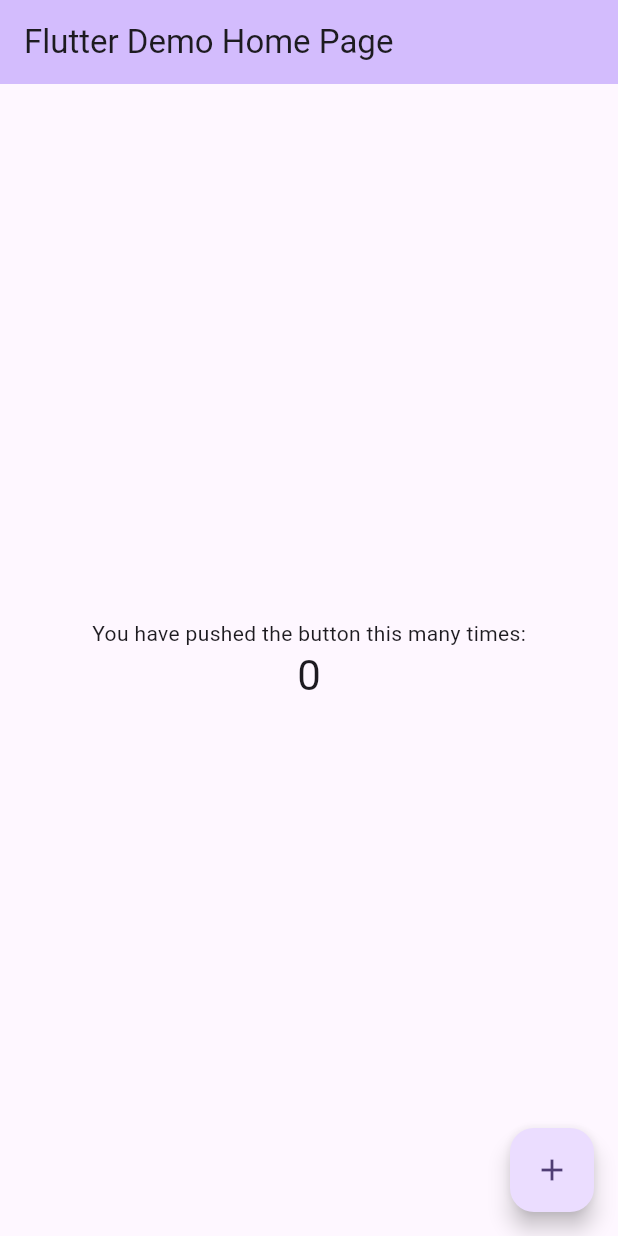
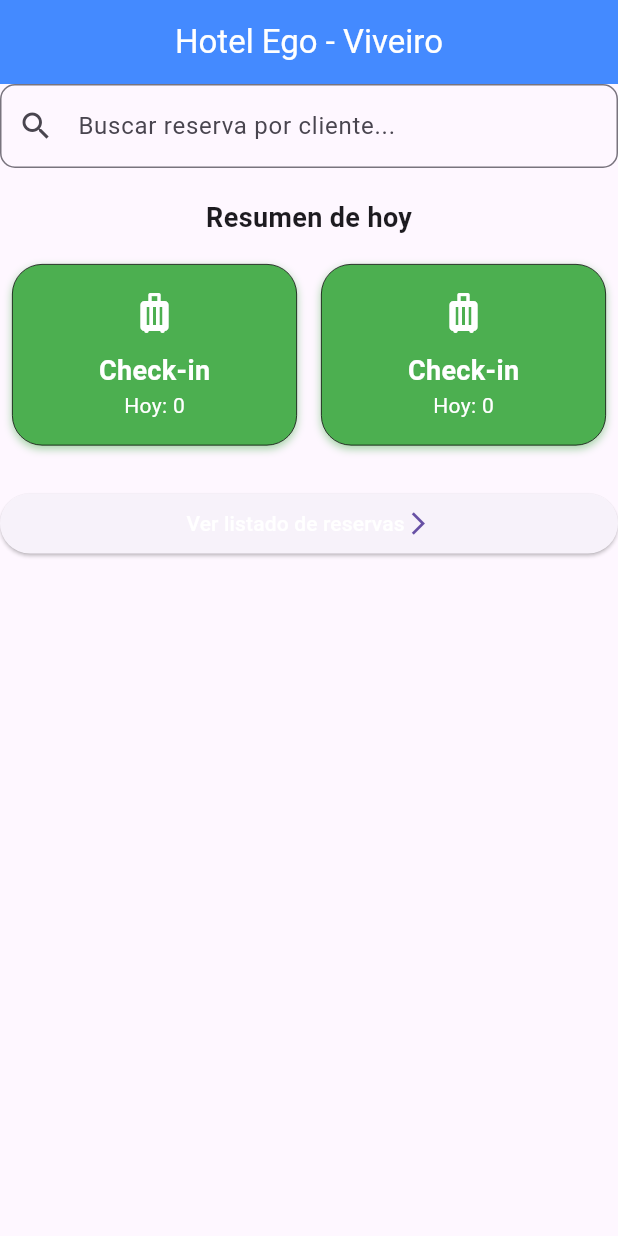
Before and after one commit to NoeliaFreire/Flutter-Gestion-Reservas, a Flutter app: the screen it shows after launch, on a phone screen of 412 x 824 dp. Run offline on Flutter 3.47's test engine with Material 3 defaults, Android fonts, the light colour scheme and no system bars.

Commit message:
Widgets terminados, pantalla principal v.1 y errores corregidos

```diff
--- /dev/null
+++ b/lib/app/main.dart
@@ -0,0 +1,19 @@
+import 'package:flutter/material.dart';
+import '../vista/pantalla/pantalla_principal.dart';
+
+void main() {
+  runApp(const MiAppHotel());
+}
+
+class MiAppHotel extends StatelessWidget {
+  const MiAppHotel({super.key});
+
+  @override
+  Widget build(BuildContext context) {
+    return MaterialApp(
+      debugShowCheckedModeBanner: false, // Quita la banda de "debug"
+      title: 'Gestión Reservas',
+      home: const PantallaPrincipal(), // Aquí es donde cargas tu pantalla
+    );
+  }
+}
--- a/lib/main.dart
+++ /dev/null
@@ -1,122 +0,0 @@
-import 'package:flutter/material.dart';
-
-void main() {
-  runApp(const MyApp());
-}
-
-class MyApp extends StatelessWidget {
-  const MyApp({super.key});
-
-  // This widget is the root of your application.
-  @override
-  Widget build(BuildContext context) {
-    return MaterialApp(
-      title: 'Flutter Demo',
-      theme: ThemeData(
-        // This is the theme of your application.
-        //
-        // TRY THIS: Try running your application with "flutter run". You'll see
-        // the application has a purple toolbar. Then, without quitting the app,
-        // try changing the seedColor in the colorScheme below to Colors.green
-        // and then invoke "hot reload" (save your changes or press the "hot
-        // reload" button in a Flutter-supported IDE, or press "r" if you used
-        // the command line to start the app).
-        //
-        // Notice that the counter didn't reset back to zero; the application
-        // state is not lost during the reload. To reset the state, use hot
-        // restart instead.
-        //
-        // This works for code too, not just values: Most code changes can be
-        // tested with just a hot reload.
-        colorScheme: .fromSeed(seedColor: Colors.deepPurple),
-      ),
-      home: const MyHomePage(title: 'Flutter Demo Home Page'),
-    );
-  }
-}
-
-class MyHomePage extends StatefulWidget {
-  const MyHomePage({super.key, required this.title});
-
-  // This widget is the home page of your application. It is stateful, meaning
-  // that it has a State object (defined below) that contains fields that affect
-  // how it looks.
-
-  // This class is the configuration for the state. It holds the values (in this
-  // case the title) provided by the parent (in this case the App widget) and
-  // used by the build method of the State. Fields in a Widget subclass are
-  // always marked "final".
-
-  final String title;
-
-  @override
-  State<MyHomePage> createState() => _MyHomePageState();
-}
-
-class _MyHomePageState extends State<MyHomePage> {
-  int _counter = 0;
-
-  void _incrementCounter() {
-    setState(() {
-      // This call to setState tells the Flutter framework that something has
-      // changed in this State, which causes it to rerun the build method below
-      // so that the display can reflect the updated values. If we changed
-      // _counter without calling setState(), then the build method would not be
-      // called again, and so nothing would appear to happen.
-      _counter++;
-    });
-  }
-
-  @override
-  Widget build(BuildContext context) {
-    // This method is rerun every time setState is called, for instance as done
-    // by the _incrementCounter method above.
-    //
-    // The Flutter framework has been optimized to make rerunning build methods
-    // fast, so that you can just rebuild anything that needs updating rather
-    // than having to individually change instances of widgets.
-    return Scaffold(
-      appBar: AppBar(
-        // TRY THIS: Try changing the color here to a specific color (to
-        // Colors.amber, perhaps?) and trigger a hot reload to see the AppBar
-        // change color while the other colors stay the same.
-        backgroundColor: Theme.of(context).colorScheme.inversePrimary,
-        // Here we take the value from the MyHomePage object that was created by
-        // the App.build method, and use it to set our appbar title.
-        title: Text(widget.title),
-      ),
-      body: Center(
-        // Center is a layout widget. It takes a single child and positions it
-        // in the middle of the parent.
-        child: Column(
-          // Column is also a layout widget. It takes a list of children and
-          // arranges them vertically. By default, it sizes itself to fit its
-          // children horizontally, and tries to be as tall as its parent.
-          //
-          // Column has various properties to control how it sizes itself and
-          // how it positions its children. Here we use mainAxisAlignment to
-          // center the children vertically; the main axis here is the vertical
-          // axis because Columns are vertical (the cross axis would be
-          // horizontal).
-          //
-          // TRY THIS: Invoke "debug painting" (choose the "Toggle Debug Paint"
-          // action in the IDE, or press "p" in the console), to see the
-          // wireframe for each widget.
-          mainAxisAlignment: .center,
-          children: [
-            const Text('You have pushed the button this many times:'),
-            Text(
-              '$_counter',
-              style: Theme.of(context).textTheme.headlineMedium,
-            ),
-          ],
-        ),
-      ),
-      floatingActionButton: FloatingActionButton(
-        onPressed: _incrementCounter,
-        tooltip: 'Increment',
-        child: const Icon(Icons.add),
-      ),
-    );
-  }
-}
--- /dev/null
+++ b/lib/modelo/repositorio.dart
@@ -0,0 +1,129 @@
+import 'reserva.dart';
+
+//Define un alias para el clousure usados en las búsquedas
+typedef FiltroBusqueda = bool Function(Reserva);
+
+//Clase Repositorio: Gestiona de la colección de objetos Reserva
+class Repositorio {
+  //Almacenamiento principal mediante una lista
+  List<Reserva> _reservas = [];
+
+  //Contador estático para asegurar que el código sea único para cada Reserva
+  static int _ultimoCodigo = 0;
+
+//Getters y Setters
+  List<Reserva> get reservas => _reservas;
+
+  set reservas(List<Reserva> value) => _reservas = value;
+
+  //Agrega una nueva reserva a la colección, verifica que la reserva no exista por código
+  void agregar(Reserva reserva) {
+    //Evita duplicar el código
+    if (_reservas.any((r) => r.codigo == reserva.codigo)) {
+      print("Ya existe la reserva con el código ${reserva.codigo}");
+      return;
+    }
+    _reservas.add(reserva);
+  }
+
+  //Génera el código único incrementando el contador
+  int generarCodigo() {
+    _ultimoCodigo++;
+    return _ultimoCodigo;
+  }
+
+  //Elimina una reserva por su código
+  void eliminarPorCodigo(int codigo) {
+    final longInicial = _reservas.length;
+
+    _reservas.removeWhere((r) => r.codigo == codigo);
+
+    if (_reservas.length < longInicial) {
+      print("Reserva eliminada correctamente!");
+    } else {
+      print("Reserva no encontrada.");
+    }
+  }
+
+  //Muestra todas las reservas. Se asegura que la lista no este vacía antes de iterear e imprimir.
+  //Utiliza el método toString() de Reserva
+  void listar() {
+    if (_reservas.isNotEmpty) {
+      for (Reserva r in _reservas) {
+        print(r);
+      }
+    } else {
+      print("No hay reservas guardadas.");
+    }
+  }
+
+  //Actualiza una resreva con datos nuevos. Verifica que la resrva exista mediante el código y reemplaza
+  // el objeto en esa posición
+  void actualizar(Reserva nuevaReserva) {
+    final indice = _reservas.indexWhere((r) => r.codigo == nuevaReserva.codigo);
+
+    if (indice != -1) {
+      _reservas[indice] = nuevaReserva;
+      print("Reserva modificada correctamente!");
+    } else {
+      print("Reserva no encontrada.");
+    }
+  }
+
+  //Inicializa la colección con datos de ejemplo, facilitando el testeo de la aplicación
+  void agregarEjemplo() {
+    _reservas.addAll([
+      Reserva(
+        codigo: generarCodigo(),
+        cliente: 'Alexandro Bello',
+        habitacion: 101,
+        fechaInicio: DateTime(2025, 10, 10),
+        fechaFin: DateTime(2025, 10, 15),
+        estado: EstadoReserva.confirmada,
+        importe: 350.0,
+      ),
+      Reserva(
+        codigo: generarCodigo(),
+        cliente: 'Noa Ladra',
+        habitacion: 102,
+        fechaInicio: DateTime(2025, 11, 1),
+        fechaFin: DateTime(2025, 11, 3),
+        estado: EstadoReserva.pendiente,
+        importe: 200.0,
+      ),
+    ]);
+    print("Datos añadidos correctamente!");
+    listar();
+  }
+
+  //Busca empleando un clousure y utiliza el alias definido anteriormente
+  List<Reserva> buscar(FiltroBusqueda criterio) {
+    return _reservas.where(criterio).toList();
+  }
+
+  //Busca una reserva por código
+  Reserva? buscarPorCodigo(int codigo) {
+    try {
+      return _reservas.firstWhere((r) => r.codigo == codigo);
+    } catch (_) {
+      return null;
+    }
+  }
+
+  //Filtra las reservas con check-in en la fecha actual
+  int contarCheckInHoy(){
+    DateTime hoy = DateTime.now();
+    return _reservas.where((r)=>
+    r.fechaInicio.year == hoy.year &&
+    r.fechaInicio.month == hoy.month &&
+    r.fechaInicio.day == hoy.day).length;
+  }
+  //Filtra las reservas con check-out en la fecha actual
+  int contarCheckOutHoy(){
+    DateTime hoy = DateTime.now();
+    return _reservas.where((r)=>
+    r.fechaFin.year == hoy.year &&
+    r.fechaFin.month == hoy.month &&
+    r.fechaFin.day == hoy.day).length;
+  }
+}
--- /dev/null
+++ b/lib/modelo/reserva.dart
@@ -0,0 +1,123 @@
+enum EstadoReserva { pendiente, confirmada, cancelada, finalizada }
+
+//Clase Reserva: Modela una reserva de hotel con sus atributos y estado.
+class Reserva {
+  //Se establece como final para evitar modificaciones en el id de la reserva,
+  // garantizando que cada reserva tenga un código único e inmutable una vez creada.
+  final int _codigo;
+
+  //Atributos privados que encapsulan los datos de la reserva
+  String _cliente;
+  int _habitacion;
+  DateTime _fechaInicio;
+  DateTime _fechaFin;
+  EstadoReserva _estado;
+  double _importe;
+
+  //Constructor con parámetros nombrados
+  Reserva({
+    required int codigo,
+    required String? cliente,
+    required int habitacion,
+    required DateTime? fechaInicio,
+    required DateTime? fechaFin,
+    required EstadoReserva? estado,
+    required double? importe,
+  }) : _codigo = codigo,
+       _cliente = cliente ?? 'Desconocido',
+       _habitacion = habitacion,
+       _fechaInicio = fechaInicio ?? DateTime.now(),
+       _fechaFin = fechaFin ?? DateTime.now().add(Duration(days: 1)),
+       _estado = estado ?? EstadoReserva.pendiente,
+       _importe = importe ?? 0.0;
+
+  int get codigo => _codigo;
+
+  String get cliente => _cliente;
+
+  //Válida si el valor es nulo o vacío y establece un valor por defecto
+  set cliente(String? value) {
+    if (value == null || value.isEmpty) {
+      _cliente = 'Desconocido';
+    } else {
+      _cliente = value;
+    }
+  }
+
+  int get habitacion => _habitacion;
+
+  //Válida si el valor es int y positivo, si no establece un valor por defecto
+  set habitacion(dynamic value) {
+    if (value is int && value > 0) {
+      _habitacion = value;
+    } else {
+      _habitacion = 0;
+    }
+  }
+
+  DateTime get fechaInicio => _fechaInicio;
+
+  //Válida si el valor es anterior a la fechaFin
+  set fechaInicio(DateTime value) {
+    if (value.isAfter(_fechaFin)) {
+      print("La fecha de inicio no puede ser posterior a la fecha de fin. ");
+    } else {
+      _fechaInicio = value;
+    }
+  }
+
+  DateTime get fechaFin => _fechaFin;
+
+  //Válida si el valor es posterior a la fechaInicio
+  set fechaFin(DateTime value) {
+    if (value.isBefore(_fechaInicio)) {
+      print("La fecha de fin no puede ser anterior a la fecha de inicio. ");
+    } else {
+      _fechaFin = value;
+    }
+  }
+
+  EstadoReserva get estado => _estado;
+
+  //Válida si el valor esta dentro de la enumeración de estados
+  set estado(value) {
+    if (value is EstadoReserva) {
+      _estado = value;
+    } else {
+      _estado=EstadoReserva.pendiente;
+      print("Estado inválido. Establece pendiente por defecto");
+    }
+  }
+
+  double get importe => _importe;
+
+  //Válida si el valor es double y positivo, si no establece valor por defecto
+  set importe(dynamic value) {
+    if (value is double && value >= 0) {
+      _importe = value;
+    } else {
+      _importe = 0;
+      print("Valor de importe inválido. Establece 0 por defecto");
+    }
+  }
+
+  //Representación de Reserva
+  @override
+  String toString() {
+    return 'Código: $_codigo | Cliente: $_cliente | Habitación: $_habitacion | '
+        'Inicio: ${_fechaInicio.toLocal().toString().split(" ")[0]} | '
+        'Fin: ${_fechaFin.toLocal().toString().split(" ")[0]} | '
+        'Estado: ${_estado.name} | Importe: €$_importe';
+  }
+
+  //Permite la comparación de reservas por su código, crucial para operaciones de búsqueda y eliminación
+  @override
+  bool operator ==(Object other) =>
+      identical(this, other) ||
+      other is Reserva &&
+          runtimeType == other.runtimeType &&
+          _codigo == other._codigo;
+
+  @override
+  int get hashCode => _codigo.hashCode;
+}
--- /dev/null
+++ b/lib/vista/pantalla/pantalla_principal.dart
@@ -0,0 +1,60 @@
+import 'package:flutter/material.dart';
+import 'package:xestion_reservas_hotel/vista/widgets/tarjeta_estado.dart';
+import '../../modelo/reserva.dart';
+import '../../modelo/repositorio.dart';
+import '../pantalla/pantalla_listado_reservas.dart';
+
+class PantallaPrincipal extends StatefulWidget {
+  const PantallaPrincipal({super.key});
+
+  @override
+  State<PantallaPrincipal> createState() => _PantallaPrincipalState();
+}
+
+class _PantallaPrincipalState extends State<PantallaPrincipal> {
+  @override
+  Widget build(BuildContext context) {
+    return Scaffold(
+      appBar: AppBar(
+        title: Text("Hotel Ego - Viveiro",style: TextStyle(color: Colors.white),),
+        backgroundColor: Colors.blueAccent,
+        centerTitle: true,
+      ),
+      body: SingleChildScrollView(
+        child: Column(
+          crossAxisAlignment: CrossAxisAlignment.center,
+          children: [
+            TextField(
+              decoration: InputDecoration(
+                hintText: "Buscar reserva por cliente...",
+                prefixIcon: Icon(Icons.search),
+                border: OutlineInputBorder(borderRadius: BorderRadius.circular(10))
+              ),
+            ),
+            SizedBox(height: 20,),
+            Text("Resumen de hoy", style: TextStyle(fontSize: 18, fontWeight: FontWeight.bold)),
+            SizedBox(height: 10,),
+            Row(
+              children: [
+                Expanded(child: TarjetaEstado(titulo: "Check-in", numero: Repositorio().contarCheckInHoy(), colorFondo: Colors.green, icono: Icons.luggage, colorIcono: Colors.white)),
+                Expanded(child: TarjetaEstado(titulo: "Check-in", numero: Repositorio().contarCheckInHoy(), colorFondo: Colors.green, icono: Icons.luggage, colorIcono: Colors.white))
+              ],
+            ),
+            SizedBox(height: 20,),
+            ElevatedButton(
+              onPressed: (){
+              Navigator.push(context, MaterialPageRoute(builder: (context) => PantallaListadoReservas()),);},
+              child: Row(
+                mainAxisAlignment: MainAxisAlignment.center,
+                children: [
+                  Text("Ver listado de reservas",style: TextStyle(color: Colors.white),),
+                  Icon(Icons.arrow_forward_ios)
+                ],
+              )
+            )
+          ],
+        ),
+      )
+    );
+  }
+}
--- a/lib/widgets/tarjeta_estado.dart
+++ b/lib/vista/widgets/tarjeta_estado.dart
@@ -11,6 +11,7 @@
   final IconData icono;
   //Variable para deefinir el color del icono
   final Color colorIcono;
+
   const TarjetaEstado({
     super.key,
     required this.titulo,
@@ -23,19 +24,19 @@
   @override
   Widget build(BuildContext context) {
     return Container(
-      height: 35,
-      width: 40,
-      margin: EdgeInsets.all(8),
-      padding: EdgeInsets.all(4),
+      margin: const EdgeInsets.all(8),
+      padding: const EdgeInsets.symmetric(vertical: 16, horizontal: 8),
       decoration: BoxDecoration(
         color: colorFondo,
-        borderRadius: BorderRadius.circular(50),
+        borderRadius: BorderRadius.circular(20),
         border: Border.all(width: 0.5),
-        boxShadow: [BoxShadow(
-          color: colorFondo.withOpacity(0.5),
-          offset: Offset(0, 2),
-          blurRadius: 4
-        )]
+        boxShadow: [
+          BoxShadow(
+            color: colorFondo.withOpacity(0.5),
+            offset: const Offset(0, 2),
+            blurRadius: 4
+          )
+        ]
       ),
       child: Column(
         mainAxisAlignment: MainAxisAlignment.center,
@@ -46,12 +47,19 @@
             color: colorIcono,
             size: 32,
           ),
-          SizedBox(height: 10,),
-          Text(titulo, style: TextStyle(
-            fontSize: 22,
-            color: Colors.white,
-          ),),
-          Text('Hoy: $numero')
+          const SizedBox(height: 10),
+          Text(
+            titulo,
+            style: const TextStyle(
+              fontSize: 18,
+              color: Colors.white,
+              fontWeight: FontWeight.bold
+            ),
+          ),
+          Text(
+            'Hoy: $numero',
+            style: const TextStyle(color: Colors.white),
+          )
         ],
       ),
     );
```
Also changed, not shown: lib/vista/pantalla/pantalla_listado_reservas.dart (added, +10 -0 lines), lib/vista/widgets/elemento_lista_reserva.dart (added, +60 -0 lines), lib/vista/pantalla/pantalla_detalle_reserva.dart (added), lib/vista/pantalla/pantalla_formulario_reserva.dart (added), 1 other file.
